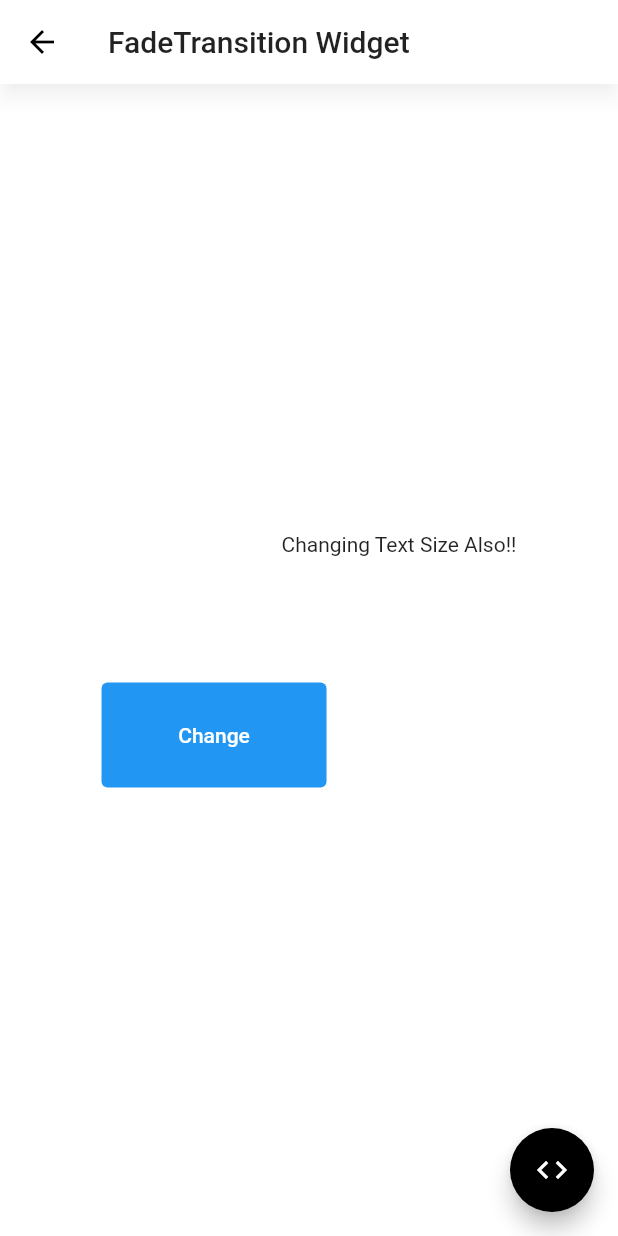
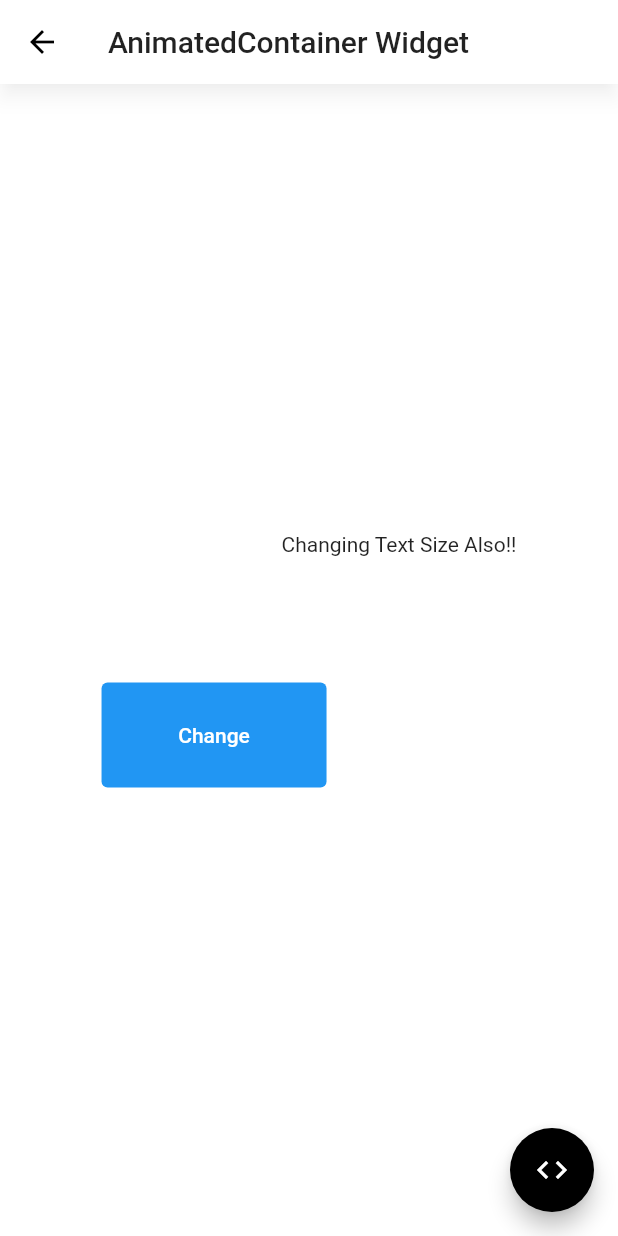
Before and after one commit to ketanvishwakarma/flutter_widgets_by_kdevigner, a Flutter app: the WidgetAnimatedContainer screen opened directly, on a phone screen of 412 x 824 dp. Run offline on Flutter 3.47's test engine with Material 2 defaults, Android fonts, the light colour scheme and no system bars.

Commit message:
Animated Container

```diff
--- a/lib/main.dart
+++ b/lib/main.dart
@@ -1,5 +1,6 @@
 import 'package:flutter/cupertino.dart';
 import 'package:flutter/material.dart';
+import 'package:flutter/services.dart';
 import 'package:flutter_widgets_by_kdevigner/widget_animation_container.dart';
 import 'package:flutter_widgets_by_kdevigner/widget_fade_transition.dart';
 
--- a/lib/widget_animation_container.dart
+++ b/lib/widget_animation_container.dart
@@ -35,7 +35,7 @@ class _WidgetAnimatedContainerState extends State<WidgetAnimatedContainer> {
   @override
   Widget build(BuildContext context) {
     return Scaffold(
-        appBar: AppBar(title: Text("FadeTransition Widget")),
+        appBar: AppBar(title: Text("AnimatedContainer Widget")),
         body: Center(
           child: Container(
             padding: EdgeInsets.all(20),
@@ -65,7 +65,7 @@ class _WidgetAnimatedContainerState extends State<WidgetAnimatedContainer> {
         ),
         floatingActionButton: Link(
             target: LinkTarget.self,
-            uri: Uri.parse(baseUrl + 'fade_transition.dart'),
+            uri: Uri.parse(baseUrl + 'animation_container.dart'),
             builder: (context, followLink) {
               return FloatingActionButton(
                   onPressed: () {
```
Also changed, not shown: 2 other files.
